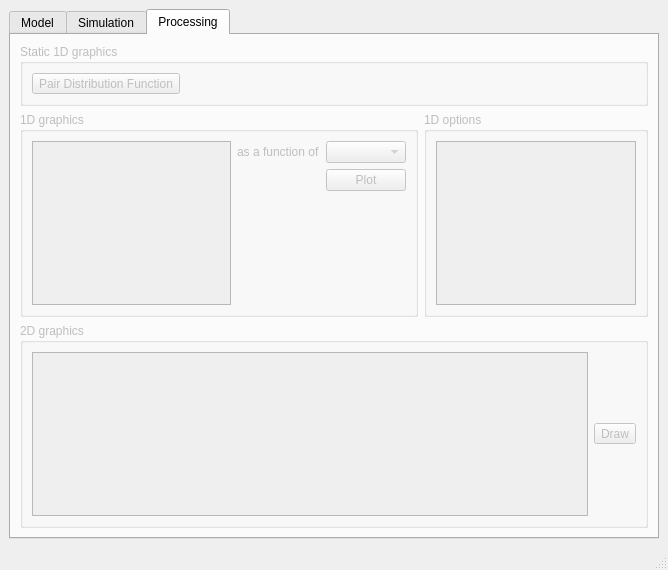
Above: moldyn/ui/qt/mainwindow.ui from open-moldyn/moldyn before the change. Below: the same form after it.
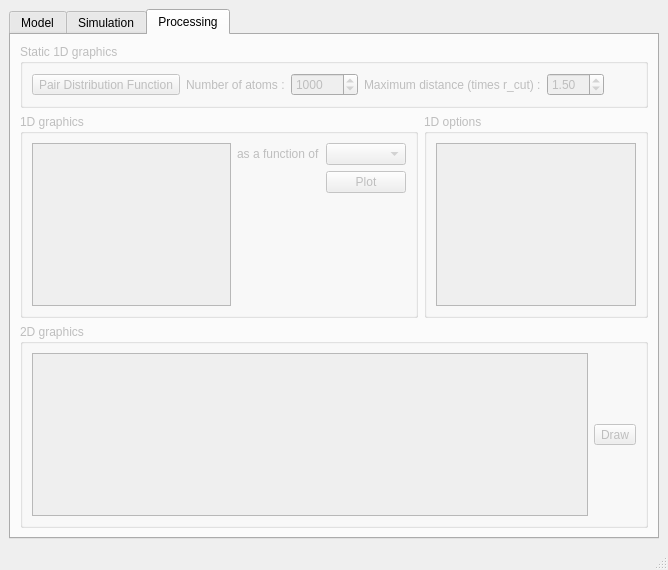
That is the form after the change. The open tabs and pages were chosen to show the change.

The edit to the form file:
```diff
--- a/moldyn/ui/qt/mainwindow.ui
+++ b/moldyn/ui/qt/mainwindow.ui
@@ -203,14 +203,67 @@
           <property name="title">
            <string>Static 1D graphics</string>
           </property>
-          <layout class="QFormLayout" name="formLayout_2">
-           <item row="0" column="0">
+          <layout class="QHBoxLayout" name="horizontalLayout_5">
+           <item>
             <widget class="QToolButton" name="PDFButton">
              <property name="text">
               <string>Pair Distribution Function</string>
              </property>
             </widget>
            </item>
+           <item>
+            <widget class="QLabel" name="label">
+             <property name="text">
+              <string>Number of atoms :</string>
+             </property>
+            </widget>
+           </item>
+           <item>
+            <widget class="QSpinBox" name="PDFNSpinBox">
+             <property name="minimum">
+              <number>1</number>
+             </property>
+             <property name="maximum">
+              <number>100000</number>
+             </property>
+             <property name="singleStep">
+              <number>100</number>
+             </property>
+             <property name="value">
+              <number>1000</number>
+             </property>
+            </widget>
+           </item>
+           <item>
+            <widget class="QLabel" name="label_2">
+             <property name="text">
+              <string>Maximum distance (times r_cut) :</string>
+             </property>
+            </widget>
+           </item>
+           <item>
+            <widget class="QDoubleSpinBox" name="PDFDistSpinBox">
+             <property name="singleStep">
+              <double>0.100000000000000</double>
+             </property>
+             <property name="value">
+              <double>1.500000000000000</double>
+             </property>
+            </widget>
+           </item>
+           <item>
+            <spacer name="horizontalSpacer">
+             <property name="orientation">
+              <enum>Qt::Horizontal</enum>
+             </property>
+             <property name="sizeHint" stdset="0">
+              <size>
+               <width>40</width>
+               <height>20</height>
+              </size>
+             </property>
+            </spacer>
+           </item>
           </layout>
          </widget>
         </item>
```
